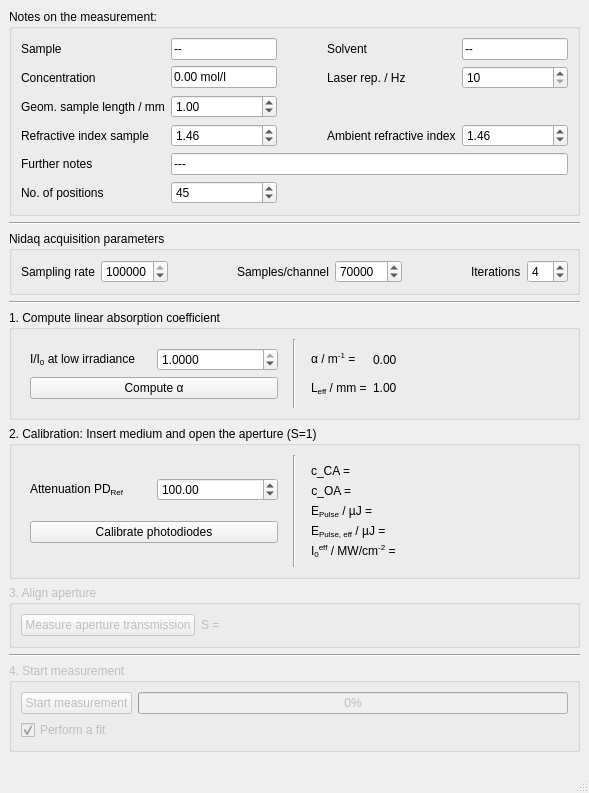
First picture: the form in gui_design/design.ui, repository FabianKonig/zScanMeasurementManager, before the edit.
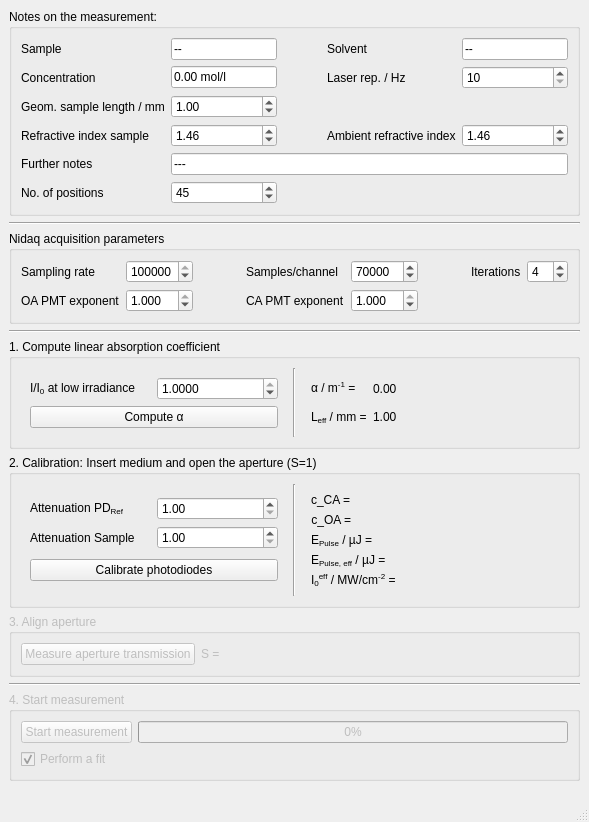
Second picture: the form after the edit.

```diff
--- a/gui_design/design.ui
+++ b/gui_design/design.ui
@@ -7,7 +7,7 @@
     <x>0</x>
     <y>0</y>
     <width>589</width>
-    <height>793</height>
+    <height>822</height>
    </rect>
   </property>
   <property name="sizePolicy">
@@ -262,15 +262,8 @@
       <property name="title">
        <string>Nidaq acquisition parameters</string>
       </property>
-      <layout class="QHBoxLayout" name="horizontalLayout_3">
-       <item>
-        <widget class="QLabel" name="label_samplingRate">
-         <property name="text">
-          <string>Sampling rate</string>
-         </property>
-        </widget>
-       </item>
-       <item>
+      <layout class="QGridLayout" name="gridLayout_6">
+       <item row="0" column="1">
         <widget class="QSpinBox" name="spinBox_samplingRate">
          <property name="minimum">
           <number>1000</number>
@@ -286,7 +279,7 @@
          </property>
         </widget>
        </item>
-       <item>
+       <item row="0" column="2">
         <spacer name="horizontalSpacer_2">
          <property name="orientation">
           <enum>Qt::Horizontal</enum>
@@ -299,14 +292,44 @@
          </property>
         </spacer>
        </item>
-       <item>
+       <item row="0" column="5">
+        <spacer name="horizontalSpacer_3">
+         <property name="orientation">
+          <enum>Qt::Horizontal</enum>
+         </property>
+         <property name="sizeHint" stdset="0">
+          <size>
+           <width>40</width>
+           <height>20</height>
+          </size>
+         </property>
+        </spacer>
+       </item>
+       <item row="0" column="3">
         <widget class="QLabel" name="label_samplesPerChannel">
          <property name="text">
           <string>Samples/channel</string>
          </property>
         </widget>
        </item>
-       <item>
+       <item row="0" column="6">
+        <widget class="QLabel" name="label_iterations">
+         <property name="text">
+          <string>Iterations</string>
+         </property>
+        </widget>
+       </item>
+       <item row="0" column="7">
+        <widget class="QSpinBox" name="spinBox_iterations">
+         <property name="minimum">
+          <number>2</number>
+         </property>
+         <property name="value">
+          <number>4</number>
+         </property>
+        </widget>
+       </item>
+       <item row="0" column="4">
         <widget class="QSpinBox" name="spinBox_samplesPerChannel">
          <property name="minimum">
           <number>3000</number>
@@ -322,8 +345,38 @@
          </property>
         </widget>
        </item>
-       <item>
-        <spacer name="horizontalSpacer_3">
+       <item row="0" column="0">
+        <widget class="QLabel" name="label_samplingRate">
+         <property name="text">
+          <string>Sampling rate</string>
+         </property>
+        </widget>
+       </item>
+       <item row="1" column="0">
+        <widget class="QLabel" name="label_oa_pmt_exponent">
+         <property name="text">
+          <string>OA PMT exponent</string>
+         </property>
+        </widget>
+       </item>
+       <item row="1" column="1">
+        <widget class="QDoubleSpinBox" name="doubleSpinBox_oa_pmt_exponent">
+         <property name="decimals">
+          <number>3</number>
+         </property>
+         <property name="maximum">
+          <double>1.000000000000000</double>
+         </property>
+         <property name="singleStep">
+          <double>0.050000000000000</double>
+         </property>
+         <property name="value">
+          <double>1.000000000000000</double>
+         </property>
+        </widget>
+       </item>
+       <item row="1" column="2">
+        <spacer name="horizontalSpacer">
          <property name="orientation">
           <enum>Qt::Horizontal</enum>
          </property>
@@ -335,20 +388,26 @@
          </property>
         </spacer>
        </item>
-       <item>
-        <widget class="QLabel" name="label_iterations">
+       <item row="1" column="3">
+        <widget class="QLabel" name="labe_ca_pmt_exponent">
          <property name="text">
-          <string>Iterations</string>
+          <string>CA PMT exponent</string>
          </property>
         </widget>
        </item>
-       <item>
-        <widget class="QSpinBox" name="spinBox_iterations">
-         <property name="minimum">
-          <number>2</number>
+       <item row="1" column="4">
+        <widget class="QDoubleSpinBox" name="doubleSpinBox_ca_pmt_exponent">
+         <property name="decimals">
+          <number>3</number>
+         </property>
+         <property name="maximum">
+          <double>1.000000000000000</double>
+         </property>
+         <property name="singleStep">
+          <double>0.050000000000000</double>
          </property>
          <property name="value">
-          <number>4</number>
+          <double>1.000000000000000</double>
          </property>
         </widget>
        </item>
@@ -511,7 +570,30 @@
                <double>10.000000000000000</double>
               </property>
               <property name="value">
-               <double>100.000000000000000</double>
+               <double>1.000000000000000</double>
+              </property>
+             </widget>
+            </item>
+            <item row="3" column="0">
+             <widget class="QLabel" name="label_attenuationSample">
+              <property name="text">
+               <string>Attenuation Sample</string>
+              </property>
+             </widget>
+            </item>
+            <item row="3" column="1">
+             <widget class="QDoubleSpinBox" name="doubleSpinBox_attenuationSample">
+              <property name="minimum">
+               <double>1.000000000000000</double>
+              </property>
+              <property name="maximum">
+               <double>100000.000000000000000</double>
+              </property>
+              <property name="singleStep">
+               <double>10.000000000000000</double>
+              </property>
+              <property name="value">
+               <double>1.000000000000000</double>
               </property>
              </widget>
             </item>
```
